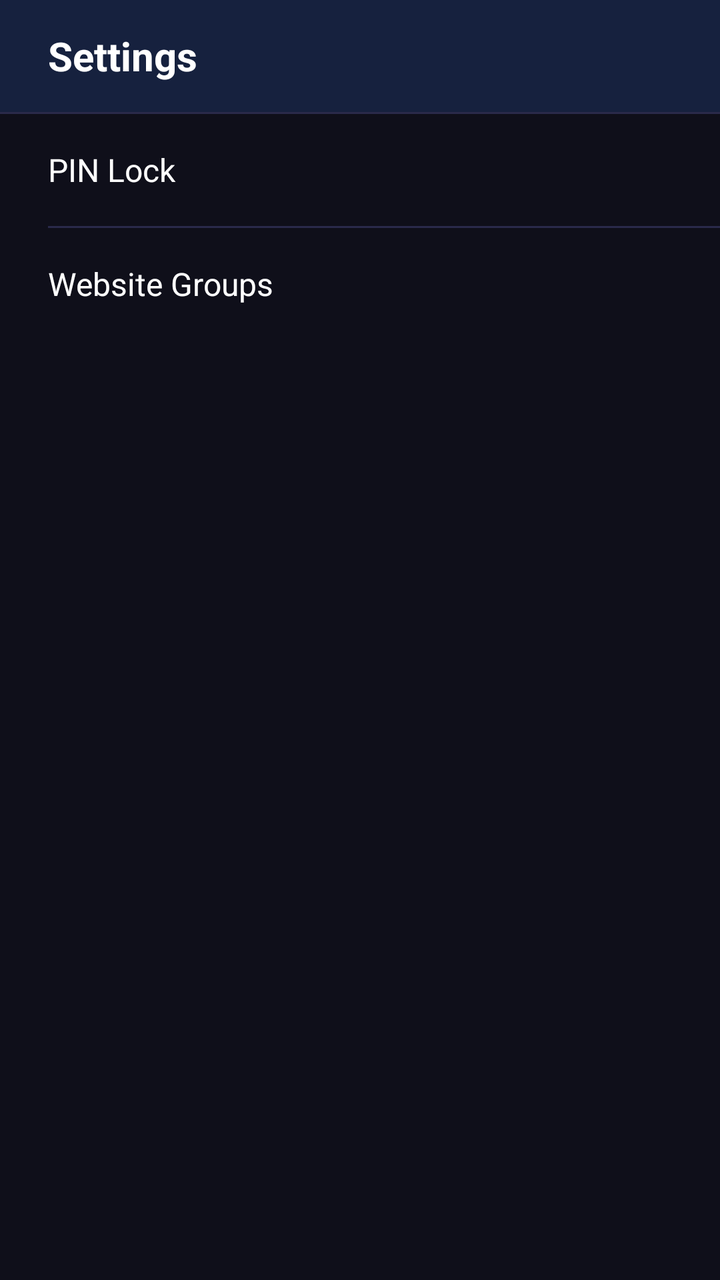
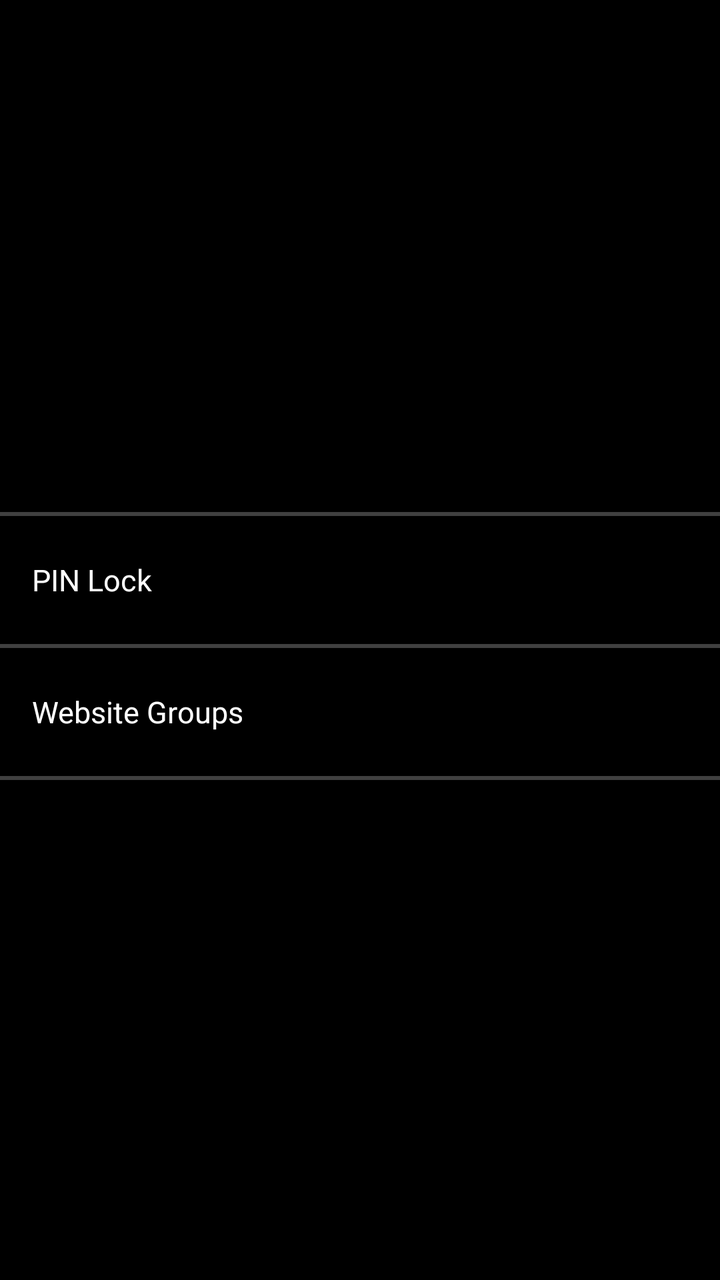

Before-and-after screenshots of an Android layout around one commit, followed by the original layout XML and the change that was made.
<!-- AndroidManifest.xml: application theme Theme.ITNSecureBrowser -->
<!-- res/layout/activity_settings.xml -->
<?xml version="1.0" encoding="utf-8"?>
<LinearLayout xmlns:android="http://schemas.android.com/apk/res/android"
    android:layout_width="match_parent"
    android:layout_height="match_parent"
    android:orientation="vertical"
    android:background="@color/bg_page">

    <TextView
        android:layout_width="match_parent"
        android:layout_height="56dp"
        android:gravity="center_vertical"
        android:paddingStart="24dp"
        android:text="@string/settings_title"
        android:textColor="@color/text_primary"
        android:textSize="20sp"
        android:textStyle="bold"
        android:background="@color/bg_toolbar" />

    <View
        android:layout_width="match_parent"
        android:layout_height="1dp"
        android:background="@color/divider" />

    <TextView
        android:id="@+id/rowPinLock"
        android:layout_width="match_parent"
        android:layout_height="56dp"
        android:background="?android:attr/selectableItemBackground"
        android:gravity="center_vertical"
        android:paddingStart="24dp"
        android:paddingEnd="24dp"
        android:text="@string/pin_lock"
        android:textColor="@color/text_primary"
        android:textSize="16sp" />

    <View
        android:layout_width="match_parent"
        android:layout_height="1dp"
        android:background="@color/divider"
        android:layout_marginStart="24dp" />

    <TextView
        android:id="@+id/rowGroups"
        android:layout_width="match_parent"
        android:layout_height="56dp"
        android:background="?android:attr/selectableItemBackground"
        android:gravity="center_vertical"
        android:paddingStart="24dp"
        android:paddingEnd="24dp"
        android:text="@string/groups_title"
        android:textColor="@color/text_primary"
        android:textSize="16sp" />
</LinearLayout>
<!-- resources referenced by this layout -->
<resources>
  <color name="bg_page">#0F0F1A</color>
  <color name="bg_toolbar">#16213E</color>
  <color name="divider">#2A2A4A</color>
  <color name="text_primary">#FFFFFF</color>
  <string name="groups_title">Website Groups</string>
  <string name="pin_lock">PIN Lock</string>
  <string name="settings_title">Settings</string>
  <style name="Theme.ITNSecureBrowser" parent="android:Theme.Material.NoActionBar">
          <item name="android:windowBackground">@color/bg_page</item>
          <item name="android:colorBackground">@color/bg_page</item>
          <item name="android:textColorPrimary">@color/text_primary</item>
          <item name="android:textColorSecondary">@color/text_secondary</item>
      </style>
  <color name="text_secondary">#888888</color>
</resources>

<!-- the commit's change to res/layout/activity_settings.xml (unified diff, before → after) -->
@@ -1,53 +1,71 @@
 <?xml version="1.0" encoding="utf-8"?>
-<LinearLayout xmlns:android="http://schemas.android.com/apk/res/android"
+<ScrollView xmlns:android="http://schemas.android.com/apk/res/android"
     android:layout_width="match_parent"
     android:layout_height="match_parent"
-    android:orientation="vertical"
-    android:background="@color/bg_page">
+    android:background="@color/bg"
+    android:fillViewport="true">
+
+    <LinearLayout
+        android:layout_width="match_parent"
+        android:layout_height="wrap_content"
+        android:orientation="vertical">
+
+        <include layout="@layout/item_page_title" />
+
+        <View
+            android:layout_width="match_parent"
+            android:layout_height="@dimen/divider"
+            android:background="@drawable/divider_horizontal" />
+
+        <TextView
+            android:id="@+id/rowPinLock"
+            android:layout_width="match_parent"
+            android:layout_height="@dimen/row_height"
+            android:background="?android:attr/selectableItemBackground"
+            android:gravity="center_vertical"
+            android:paddingHorizontal="@dimen/padding"
+            android:text="@string/pin_lock"
+            android:textColor="@color/text_primary"
+            android:textSize="15sp" />
+
+        <View
+            android:layout_width="match_parent"
+            android:layout_height="@dimen/divider"
+            android:background="@drawable/divider_horizontal" />
+
+        <TextView
+            android:id="@+id/rowGroups"
+            android:layout_width="match_parent"
+            android:layout_height="@dimen/row_height"
+            android:background="?android:attr/selectableItemBackground"
+            android:gravity="center_vertical"
+            android:paddingHorizontal="@dimen/padding"
+            android:text="@string/groups_title"
+            android:textColor="@color/text_primary"
+            android:textSize="15sp" />
+
+        <View
+            android:layout_width="match_parent"
+            android:layout_height="@dimen/divider"
+            android:background="@drawable/divider_horizontal" />
+    </LinearLayout>
+</ScrollView>
+<!-- res/layout/item_page_title.xml (included above) -->
+<?xml version="1.0" encoding="utf-8"?>
+<FrameLayout xmlns:android="http://schemas.android.com/apk/res/android"
+    android:id="@+id/pageTitleContainer"
+    android:layout_width="match_parent"
+    android:layout_height="@dimen/page_title_height"
+    android:background="@color/bg">
 
     <TextView
+        android:id="@+id/pageTitle"
         android:layout_width="match_parent"
-        android:layout_height="56dp"
-        android:gravity="center_vertical"
-        android:paddingStart="24dp"
-        android:text="@string/settings_title"
+        android:layout_height="wrap_content"
+        android:layout_gravity="center"
+        android:gravity="center"
+        android:paddingHorizontal="@dimen/padding"
         android:textColor="@color/text_primary"
-        android:textSize="20sp"
-        android:textStyle="bold"
-        android:background="@color/bg_toolbar" />
-
-    <View
-        android:layout_width="match_parent"
-        android:layout_height="1dp"
-        android:background="@color/divider" />
-
-    <TextView
-        android:id="@+id/rowPinLock"
-        android:layout_width="match_parent"
-        android:layout_height="56dp"
-        android:background="?android:attr/selectableItemBackground"
-        android:gravity="center_vertical"
-        android:paddingStart="24dp"
-        android:paddingEnd="24dp"
-        android:text="@string/pin_lock"
-        android:textColor="@color/text_primary"
-        android:textSize="16sp" />
-
-    <View
-        android:layout_width="match_parent"
-        android:layout_height="1dp"
-        android:background="@color/divider"
-        android:layout_marginStart="24dp" />
-
-    <TextView
-        android:id="@+id/rowGroups"
-        android:layout_width="match_parent"
-        android:layout_height="56dp"
-        android:background="?android:attr/selectableItemBackground"
-        android:gravity="center_vertical"
-        android:paddingStart="24dp"
-        android:paddingEnd="24dp"
-        android:text="@string/groups_title"
-        android:textColor="@color/text_primary"
-        android:textSize="16sp" />
-</LinearLayout>
+        android:textSize="24sp"
+        android:textStyle="bold" />
+</FrameLayout>
<!-- resource entries referenced after the edit -->
@@ -1,18 +1,26 @@
 <!-- resources referenced by this layout -->
 <resources>
-  <color name="bg_page">#0F0F1A</color>
-  <color name="bg_toolbar">#16213E</color>
-  <color name="divider">#2A2A4A</color>
-  <color name="text_primary">#FFFFFF</color>
+  <color name="bg">@android:color/black</color>
+  <color name="divider">#80808080</color>
+  <color name="text_primary">@android:color/white</color>
+  <dimen name="divider">2dp</dimen>
+  <dimen name="padding">16dp</dimen>
+  <dimen name="page_title_height">256dp</dimen>
+  <dimen name="row_height">64dp</dimen>
+  <!-- drawable divider_horizontal (drawable) -->
+  <?xml version="1.0" encoding="utf-8"?>
+  <shape xmlns:android="http://schemas.android.com/apk/res/android"
+      android:shape="rectangle">
+      <solid android:color="@color/divider" />
+      <size android:height="@dimen/divider" />
+  </shape>
   <string name="groups_title">Website Groups</string>
   <string name="pin_lock">PIN Lock</string>
-  <string name="settings_title">Settings</string>
   <style name="Theme.ITNSecureBrowser" parent="android:Theme.Material.NoActionBar">
-          <item name="android:windowBackground">@color/bg_page</item>
-          <item name="android:colorBackground">@color/bg_page</item>
-          <item name="android:textColorPrimary">@color/text_primary</item>
-          <item name="android:textColorSecondary">@color/text_secondary</item>
+          <item name="android:windowNoTitle">true</item>
+          <item name="android:windowFullscreen">false</item>
+          <item name="android:statusBarColor">@android:color/transparent</item>
+          <item name="android:navigationBarColor">@android:color/transparent</item>
       </style>
-  <color name="text_secondary">#888888</color>
 </resources>
 
